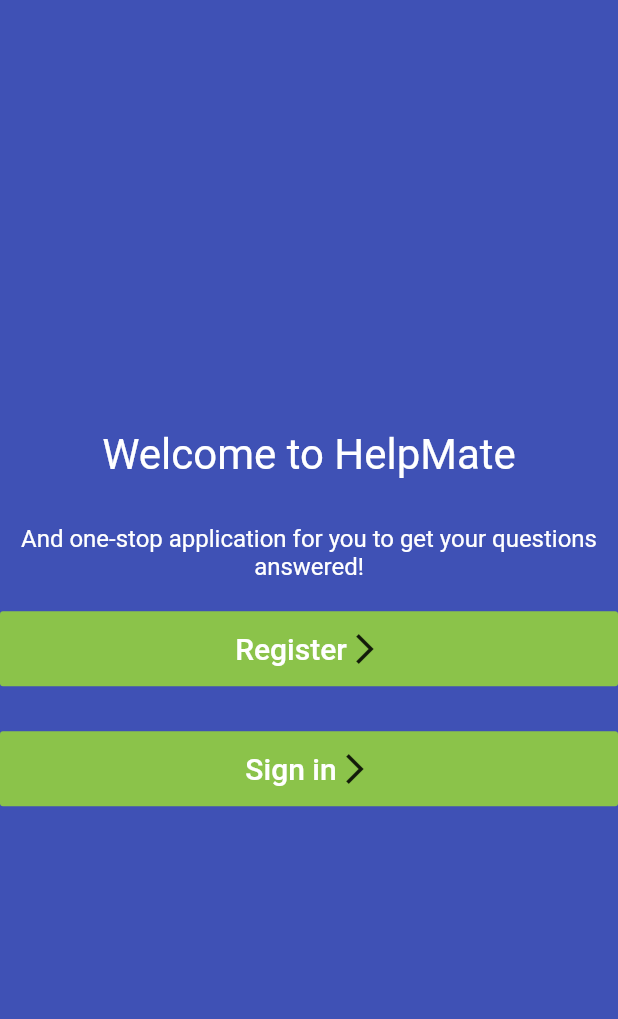
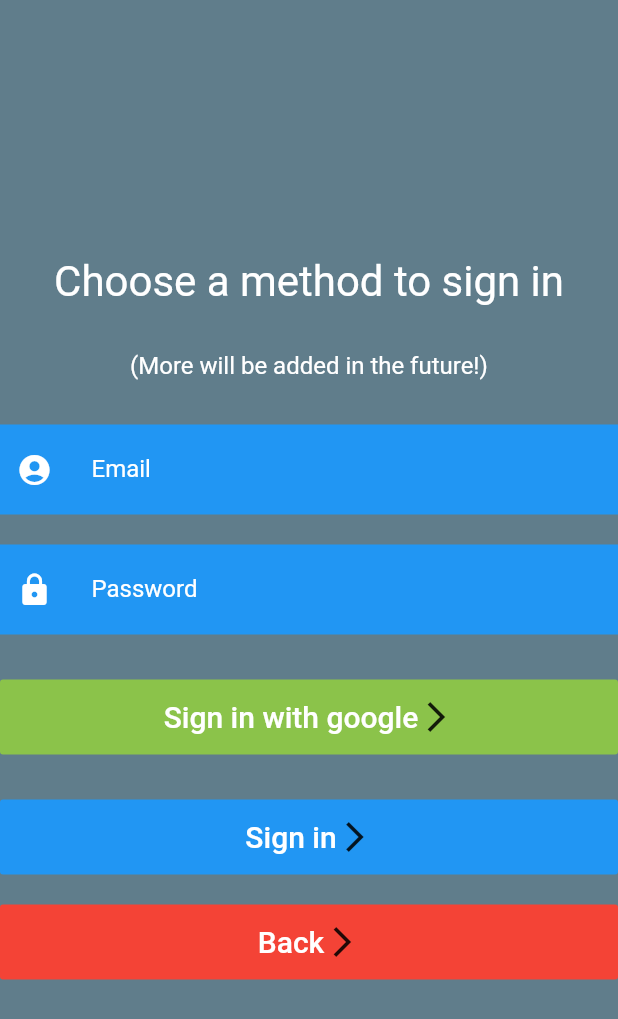
Before and after one commit to anujchoudhary-17/HelpMate, a Flutter app: the screen it shows after launch, after a tap on "Register", on a phone screen of 412 x 824 dp. Shown: the top 1019 px of the screen. Run offline on Flutter 3.47's test engine with Material 2 defaults, Android fonts, the phone set to English and light mode, and no system bars; our stand-ins replace cloud_firestore, firebase_auth, firebase_core, google_sign_in; accounts and stored records are empty; network calls fail.

Commit message:
Added GoogleAuth and traditional Email/Password login methods

```diff
--- a/lib/Register/registerView.dart
+++ b/lib/Register/registerView.dart
@@ -0,0 +1,174 @@
+import 'package:flutter/cupertino.dart';
+import 'package:flutter/material.dart';
+import 'package:google_sign_in/google_sign_in.dart';
+import 'package:firebase_auth/firebase_auth.dart';
+import 'package:help_mate/main.dart';
+import 'package:help_mate/singleton.dart';
+
+class Register extends StatefulWidget {
+  const Register({Key? key}) : super(key: key);
+
+  @override
+  _RegisterState createState() => _RegisterState();
+}
+
+class _RegisterState extends State<Register> {
+
+
+  List tagsList = [];
+
+  @override
+  void initState() {
+    // TODO: implement initState
+
+    super.initState();
+  }
+
+  _buildTextField(
+      TextEditingController controller, IconData icon, String labelText) {
+    return Container(
+      padding: EdgeInsets.symmetric(horizontal: 10, vertical: 5),
+      decoration: BoxDecoration(
+          color: Colors.blue, border: Border.all(color: Colors.blue)),
+      child: TextField(
+        controller: controller,
+        style: TextStyle(color: Colors.white),
+        decoration: InputDecoration(
+            contentPadding: EdgeInsets.symmetric(horizontal: 10),
+            labelText: labelText,
+            labelStyle: TextStyle(color: Colors.white),
+            icon: Icon(
+              icon,
+              color: Colors.white,
+            ),
+            // prefix: Icon(icon),
+            border: InputBorder.none),
+      ),
+    );
+  }
+
+  final TextEditingController nameController = TextEditingController();
+  final TextEditingController passwordController = TextEditingController();
+
+  @override
+  Widget build(BuildContext context) {
+    final items = List<String>.generate(10000, (i) => "Item $i");
+    return Scaffold(
+        body: Column(
+            mainAxisAlignment: MainAxisAlignment.center,
+            children: <Widget>[
+              Text(
+                  "Choose a method to sign in",
+                  textAlign: TextAlign.center,
+                  style: TextStyle(color: Colors.white, fontSize: 28)
+              ),
+
+              SizedBox(height: 30),
+
+              Text(
+                  "(More will be added in the future!)",
+                  textAlign: TextAlign.center,
+                  style: TextStyle(color: Colors.white, fontSize: 16)
+              ),
+
+              SizedBox(height: 30),
+
+              _buildTextField(nameController, Icons.account_circle, 'Email'),
+
+              SizedBox(height: 20),
+
+              _buildTextField(passwordController, Icons.lock, "Password"),
+
+              SizedBox(height: 30),
+
+              MaterialButton(
+                  elevation: 0,
+                  height: 50,
+
+                  onPressed: () async{
+                    final GoogleSignInAccount? googleUser = await googleSignIn.signIn();
+
+                    if(googleUser != null) {
+                      final GoogleSignInAuthentication googleAuth = await googleUser.authentication;
+
+                      final AuthCredential credential = GoogleAuthProvider.credential(
+                          idToken: googleAuth.idToken, accessToken: googleAuth.accessToken);
+
+                      final UserCredential authResult = await firebaseAuth.signInWithCredential(credential);
+                      final User? user = authResult.user;
+                    }
+                  },
+                  color: Colors.lightGreen,
+
+                  child: Row(
+                      mainAxisAlignment: MainAxisAlignment.center,
+                      children: <Widget>[
+                        Text(
+                            "Sign in with google",
+                            style: TextStyle(color: Colors.white, fontSize: 20)
+                        ),
+                        Icon(Icons.arrow_forward_ios)
+                      ]
+                  )
+
+              ),
+
+              SizedBox(height: 30),
+
+
+              MaterialButton(
+                  elevation: 0,
+                  height: 50,
+                  onPressed: () async {
+                    User? firebaseUser;
+                    final userCredential = await firebaseAuth.createUserWithEmailAndPassword(email: nameController.text, password: passwordController.text);
+                    firebaseUser = userCredential.user;
+                    print(firebaseUser?.email);
+                  },
+
+                  color: Colors.blue,
+
+                  child: Row(
+                      mainAxisAlignment: MainAxisAlignment.center,
+                      children: <Widget>[
+                        Text(
+                            "Sign in",
+                            style: TextStyle(color: Colors.white, fontSize: 20)
+                        ),
+                        Icon(Icons.arrow_forward_ios)
+                      ]
+                  )
+
+              ),
+
+              SizedBox(height: 20),
+
+
+              MaterialButton(
+                  elevation: 0,
+                  height: 50,
+                  onPressed: () {
+
+                  },
+                  color: Colors.red,
+
+                  child: Row(
+                      mainAxisAlignment: MainAxisAlignment.center,
+                      children: <Widget>[
+                        Text(
+                            "Back",
+                            style: TextStyle(color: Colors.white, fontSize: 20)
+                        ),
+                        Icon(Icons.arrow_forward_ios)
+                      ]
+                  )
+
+              ),
+
+            ]
+        )
+    );
+
+
+  }
+}
--- a/lib/Splash/splashView.dart
+++ b/lib/Splash/splashView.dart
@@ -1,5 +1,6 @@
 import 'package:flutter/cupertino.dart';
 import 'package:flutter/material.dart';
+import 'package:help_mate/common/NavigationHelper.dart';
 
 class Splash extends StatefulWidget {
   const Splash({Key? key}) : super(key: key);
@@ -50,7 +51,7 @@ class _SplashState extends State<Splash> {
               height: 50,
 
               onPressed: () {
-
+                NavigationHelper().navigateToRegister(context);
               },
               color: Colors.lightGreen,
 
--- a/lib/common/NavigationHelper.dart
+++ b/lib/common/NavigationHelper.dart
@@ -2,6 +2,7 @@ import 'package:flutter/cupertino.dart';
 import 'package:flutter/material.dart';
 import 'package:help_mate/testOnlyForAnuj.dart';
 import 'package:help_mate/Splash/splashView.dart';
+import 'package:help_mate/Register/registerView.dart';
 
 class NavigationHelper{
   void navigateToAnuj(BuildContext context)
@@ -19,4 +20,11 @@ class NavigationHelper{
     );
   }
 
+  void navigateToRegister(BuildContext context) {
+    Navigator.push(
+      context,
+      MaterialPageRoute(builder: (context) => Register()),
+    );
+  }
+
 }
--- a/lib/main.dart
+++ b/lib/main.dart
@@ -1,7 +1,9 @@
+import 'package:firebase_auth/firebase_auth.dart';
 import 'package:firebase_core/firebase_core.dart';
 import 'package:flutter/material.dart';
+import 'package:google_sign_in/google_sign_in.dart';
+import 'package:help_mate/common/NavigationHelper.dart';
 import 'package:help_mate/Splash/splashView.dart';
-import 'package:help_mate/common/NavigationHelper.dart';
 
 Future<void> main() async {
   WidgetsFlutterBinding.ensureInitialized();
@@ -9,13 +11,18 @@ Future<void> main() async {
   runApp(MyApp());
 }
 
+final FirebaseAuth firebaseAuth = FirebaseAuth.instance;
+final GoogleSignIn googleSignIn = GoogleSignIn();
+
 class MyApp extends StatelessWidget {
   @override
   Widget build(BuildContext context) {
     return MaterialApp(
       title: 'Flutter Demo',
       theme: ThemeData(
-          primarySwatch: Colors.blue, scaffoldBackgroundColor: Colors.indigo),
+        primarySwatch: Colors.blue,
+        scaffoldBackgroundColor: Colors.blueGrey
+      ),
       home: Splash(),
     );
   }
--- /dev/null
+++ b/lib/singleton.dart
@@ -0,0 +1,6 @@
+library helpmate.globals;
+import 'package:google_sign_in/google_sign_in.dart';
+import 'package:firebase_auth/firebase_auth.dart';
+
+
+User? currentUser;
```
